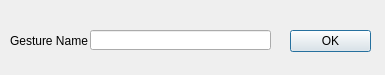
Old version of the form add_gesture.ui in the repository ITT-21SS-UR/assignment-8-jl-8.
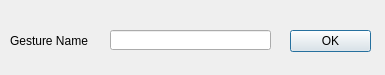
New version of the form.

Commit message: modify add gesture ui width

What changed in the file:
```diff
--- a/add_gesture.ui
+++ b/add_gesture.ui
@@ -48,9 +48,9 @@
   <widget class="QLineEdit" name="gestureNameInput">
    <property name="geometry">
     <rect>
-     <x>90</x>
+     <x>110</x>
      <y>30</y>
-     <width>181</width>
+     <width>161</width>
      <height>20</height>
     </rect>
    </property>
```
